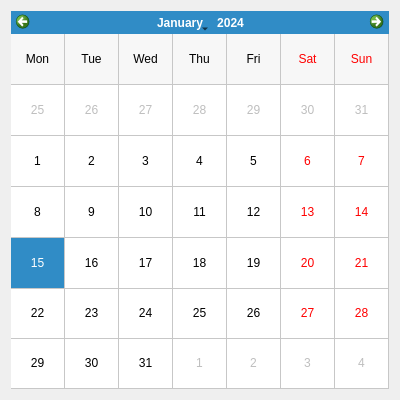
Qt form cvworks_gui/ui/calendar_ui.ui (FlyBoy8869/cvworks) before a commit.
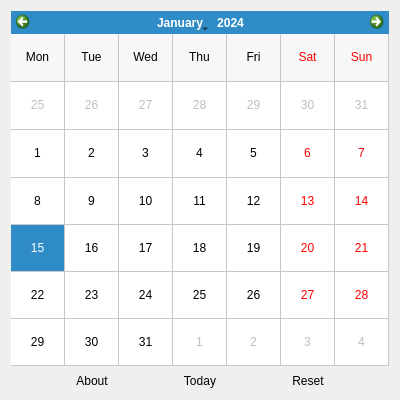
The same form after that commit. Custom widgets are drawn as their Qt base class.

```diff
--- a/cvworks_gui/ui/calendar_ui.ui
+++ b/cvworks_gui/ui/calendar_ui.ui
@@ -30,6 +30,46 @@
      </property>
     </widget>
    </item>
+   <item>
+    <layout class="QHBoxLayout" name="horizontalLayout">
+     <item>
+      <widget class="QToolButton" name="tb_about">
+       <property name="styleSheet">
+        <string notr="true">QToolButton {
+	border: none;
+}</string>
+       </property>
+       <property name="text">
+        <string>About</string>
+       </property>
+      </widget>
+     </item>
+     <item>
+      <widget class="QToolButton" name="tb_today">
+       <property name="styleSheet">
+        <string notr="true">QToolButton {
+	border: none;
+}</string>
+       </property>
+       <property name="text">
+        <string>Today</string>
+       </property>
+      </widget>
+     </item>
+     <item>
+      <widget class="QToolButton" name="tb_reset">
+       <property name="styleSheet">
+        <string notr="true">QToolButton {
+	border: none;
+}</string>
+       </property>
+       <property name="text">
+        <string>Reset</string>
+       </property>
+      </widget>
+     </item>
+    </layout>
+   </item>
   </layout>
  </widget>
  <customwidgets>
```
